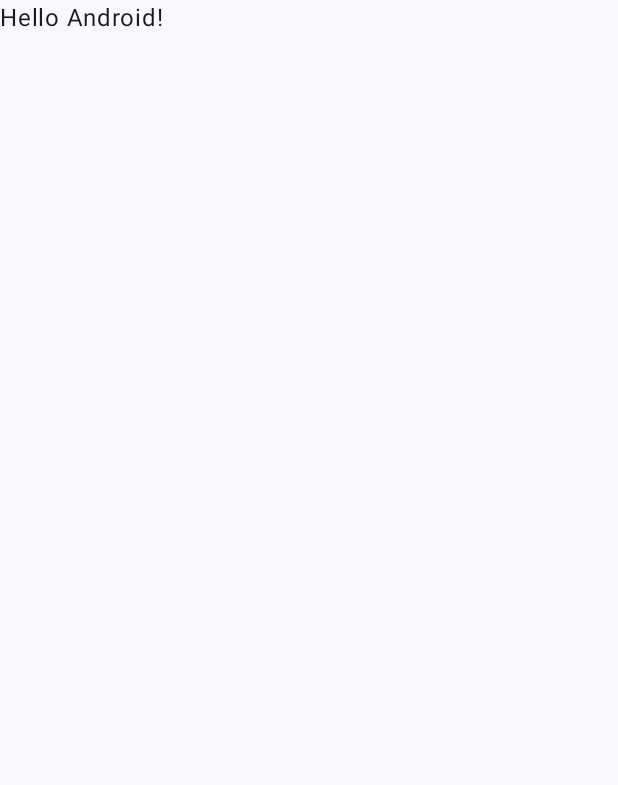
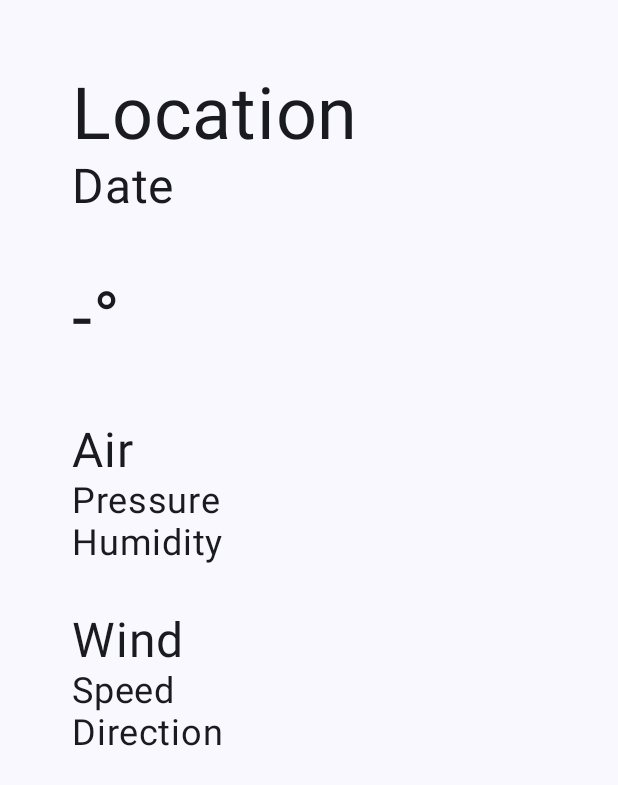
Before and after one commit to simonpeier/weather-app, an Android app built with Jetpack Compose: the screen it shows after launch (MainActivity), on a phone screen of 412 x 824 dp. Before the commit the part shown is almost empty. Shown: the top 785 px of the screen. Run offline under Robolectric (Android 15) with nearby library versions, the phone set to English and light mode, and no system bars.

Commit message:
Implement basic layout

```diff
--- a/app/src/main/java/ch/simonpeier/weatherapp/MainActivity.kt
+++ b/app/src/main/java/ch/simonpeier/weatherapp/MainActivity.kt
@@ -3,13 +3,17 @@ package ch.simonpeier.weatherapp
 import android.os.Bundle
 import androidx.activity.ComponentActivity
 import androidx.activity.compose.setContent
+import androidx.compose.foundation.layout.Column
 import androidx.compose.foundation.layout.fillMaxSize
+import androidx.compose.foundation.layout.padding
 import androidx.compose.material3.MaterialTheme
 import androidx.compose.material3.Surface
 import androidx.compose.material3.Text
 import androidx.compose.runtime.Composable
 import androidx.compose.ui.Modifier
 import androidx.compose.ui.tooling.preview.Preview
+import androidx.compose.ui.unit.dp
+import androidx.compose.ui.unit.sp
 import ch.simonpeier.weatherapp.ui.theme.WeatherAppTheme
 
 class MainActivity : ComponentActivity() {
@@ -22,7 +26,7 @@ class MainActivity : ComponentActivity() {
                     modifier = Modifier.fillMaxSize(),
                     color = MaterialTheme.colorScheme.background
                 ) {
-                    Greeting("Android")
+                    WeatherLayout("Android")
                 }
             }
         }
@@ -30,17 +34,38 @@ class MainActivity : ComponentActivity() {
 }
 
 @Composable
-fun Greeting(name: String, modifier: Modifier = Modifier) {
-    Text(
-        text = "Hello $name!",
+fun WeatherLayout(name: String, modifier: Modifier = Modifier) {
+    Column(
         modifier = modifier
-    )
+            .fillMaxSize()
+            .padding(48.dp)
+    ) {
+        Text(text = "Location", fontSize = 48.sp)
+        Text(text = "Date", fontSize = 32.sp, modifier = Modifier.padding(bottom = 40.dp))
+        Text(text = "-°", fontSize = 48.sp, modifier = Modifier.padding(bottom = 40.dp))
+        WeatherInfoCard(title = "Air", firstContent = "Pressure", secondContent = "Humidity")
+        WeatherInfoCard(title = "Wind", firstContent = "Speed", secondContent = "Direction")
+    }
+}
+
+@Composable
+fun WeatherInfoCard(
+    title: String,
+    firstContent: String,
+    secondContent: String,
+    modifier: Modifier = Modifier
+) {
+    Column(modifier = modifier.padding(bottom = 32.dp)) {
+        Text(text = title, fontSize = 32.sp)
+        Text(text = firstContent, fontSize = 24.sp)
+        Text(text = secondContent, fontSize = 24.sp)
+    }
 }
 
 @Preview(showBackground = true)
 @Composable
-fun GreetingPreview() {
+fun WeatherLayoutPreview() {
     WeatherAppTheme {
-        Greeting("Android")
+        WeatherLayout("Android")
     }
 }
```
